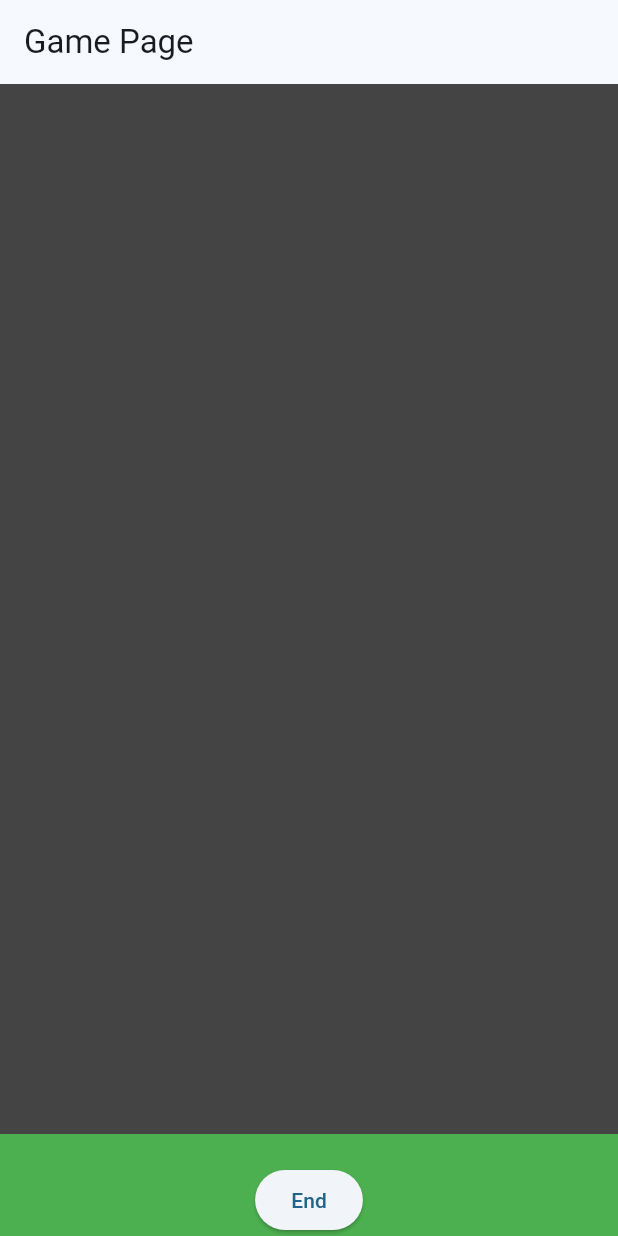
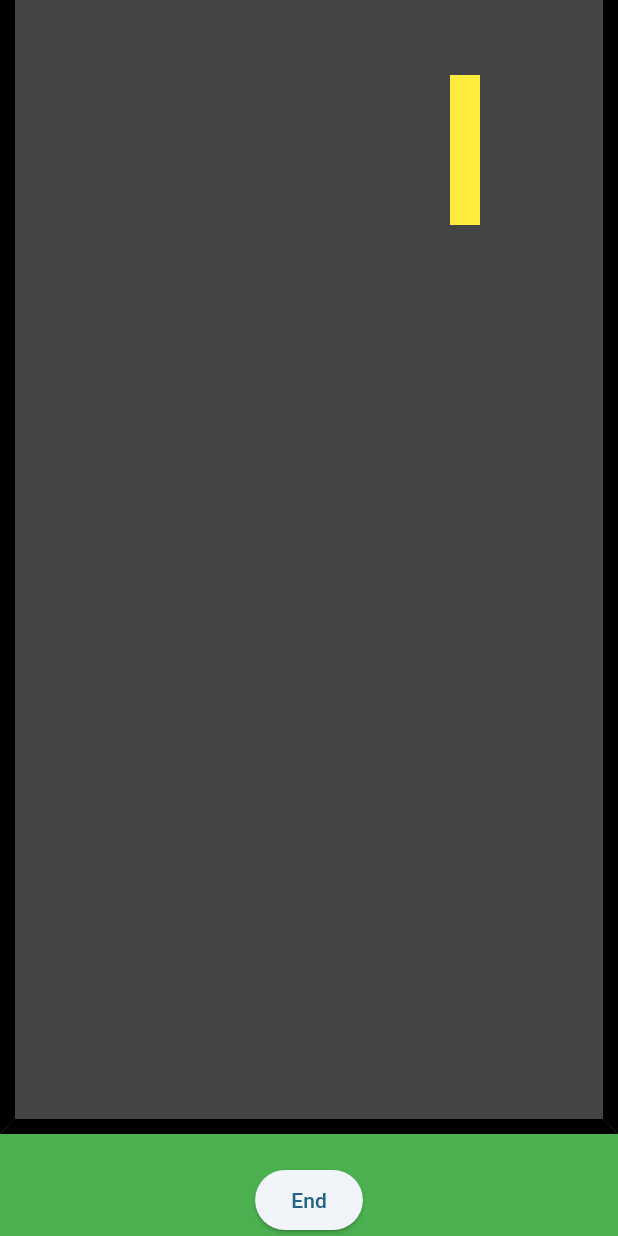
Before and after one commit to danielajgr/on-the-road-again, a Flutter app: the GamePage screen opened by its route, on a phone screen of 412 x 824 dp. Run offline on Flutter 3.47's test engine with Material 3 defaults, Android fonts, the phone set to English and light mode, and no system bars; our stand-ins replace sensors_plus.

Commit message:
Added yellow lines coming from top and minor details of app

```diff
--- a/flutter_application_1/lib/game.dart
+++ b/flutter_application_1/lib/game.dart
@@ -1,32 +1,96 @@
 import 'package:flutter/material.dart';
-import 'end.dart';
+import 'dart:async';
 
-class GamePage extends StatelessWidget {
+class GamePage extends StatefulWidget {
   const GamePage({Key? key}) : super(key: key);
+
+  @override
+  _GamePageState createState() => _GamePageState();
+}
+
+class _GamePageState extends State<GamePage> {
+  double lineOffset = 0;
+  Timer? _timer;
+
+
+//median controller
+  @override
+  void initState() {
+    super.initState();
+    _timer = Timer.periodic(const Duration(milliseconds: 75), (timer) {
+      if (mounted) {
+        setState(() {
+          lineOffset += 10;
+          if (lineOffset >= 200) {
+            lineOffset = 0;
+          }
+        });
+      }
+    });
+  }
+
+//handle set state eorr when game restarts
+  @override
+  void dispose() {
+    _timer?.cancel();
+    super.dispose();
+  }
 
   @override
   Widget build(BuildContext context) {
     return Scaffold(
-      appBar: AppBar(
-        title: const Text('Game Page'),
-        automaticallyImplyLeading: false, // get rid of  back button
-      ),
       body: Container(
         color: Colors.green,
         child: Center(
           child: Column(
             mainAxisAlignment: MainAxisAlignment.center,
             children: <Widget>[
-              // road
               Expanded(
                 child: Container(
-                  width: 500,
-                  color: const Color.fromARGB(255, 68, 68, 68),
+                  width: 600,
+                  decoration: BoxDecoration(
+                    color: const Color.fromARGB(255, 68, 68, 68),
+                    //add borders
+                    border: Border(
+                      left: BorderSide(width: 10.0, color: Colors.black),
+                      right: BorderSide(width: 10.0, color: Colors.black),
+                      bottom: BorderSide(width: 10.0, color: Colors.black),
+                    ),
+                  ),
 
+                  //yellow rects
+                  child: Stack(
+                    children: [
+                      Positioned(
+                        top: lineOffset,
+                        left: 290, //
+                        child: _buildLine(),
+                      ),
+                      Positioned(
+                        top: lineOffset - 200,
+                        left: 290,
+                        child: _buildLine(),
+                      ),
+                      Positioned(
+                        top: lineOffset - 400,
+                        left: 290,
+                        child: _buildLine(),
+                      ),
+                      Positioned(
+                        top: lineOffset - 600,
+                        left: 290,
+                        child: _buildLine(),
+                      ),
+                      Positioned(
+                        top: lineOffset - 800,
+                        left: 290,
+                        child: _buildLine(),
+                      ),
+                    ],
+                  ),
                 ),
               ),
               const SizedBox(height: 20),
-              //test button to go to end.dart
               ElevatedButton(
                 onPressed: () {
                   Navigator.pushNamed(context, '/end');
@@ -39,4 +103,13 @@ class GamePage extends StatelessWidget {
       ),
     );
   }
+
+  // create a yellow median
+  Widget _buildLine() {
+    return Container(
+      width: 20,
+      height: 100,
+      color: Colors.yellow,
+    );
+  }
 }
```
